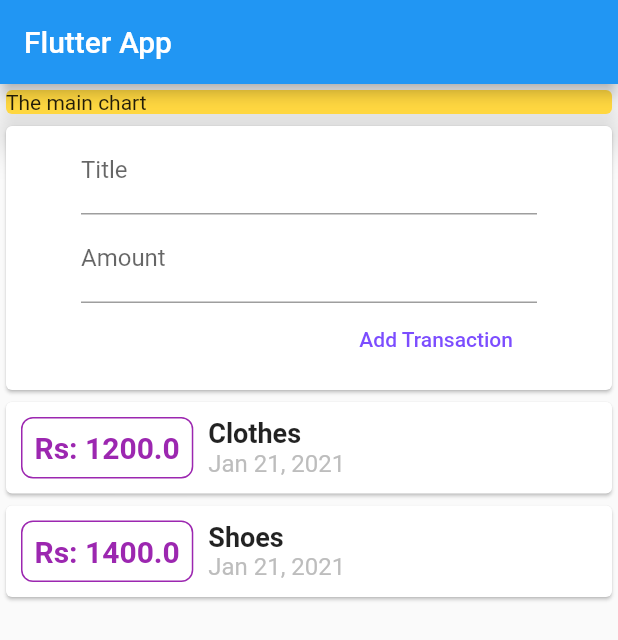
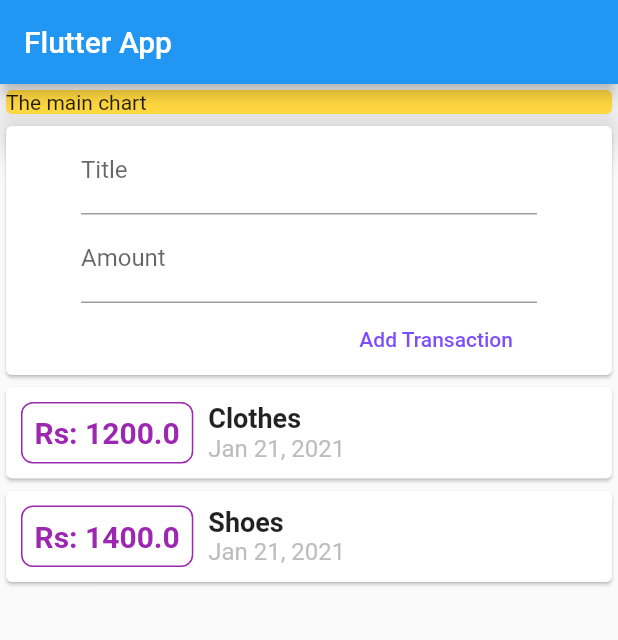
Before and after one commit to aniketgaikwad9797/Personal-Expenses-App, a Flutter app: the screen it shows after launch, on a phone screen of 412 x 824 dp. Shown: the top 640 px of the screen. Run offline on Flutter 3.47's test engine with Material 2 defaults, Android fonts, the phone set to English and light mode, and no system bars.

Commit message:
add models and widget folder

```diff
--- a/lib/main.dart
+++ b/lib/main.dart
@@ -1,7 +1,7 @@
-import 'package:PersonalExpenses/transaction.dart';
+import 'package:PersonalExpenses/models/transaction.dart';
 import 'package:flutter/material.dart';
 import 'package:intl/intl.dart';
-import './transaction.dart';
+import 'models/transaction.dart';
 
 void main() {
   runApp(MyApp());
@@ -60,7 +60,7 @@ class MyHomePage extends StatelessWidget {
           ),
           Card(
             child: Container(
-              padding: EdgeInsets.fromLTRB(50, 0, 50, 10),
+              padding: EdgeInsets.fromLTRB(50, 0, 50, 0),
               child: Column(
                 crossAxisAlignment: CrossAxisAlignment.end,
                 children: [
```
Also changed, not shown: lib/models/transaction.dart (renamed from lib/transaction.dart), lib/widget/transaction_list.dart (added).
